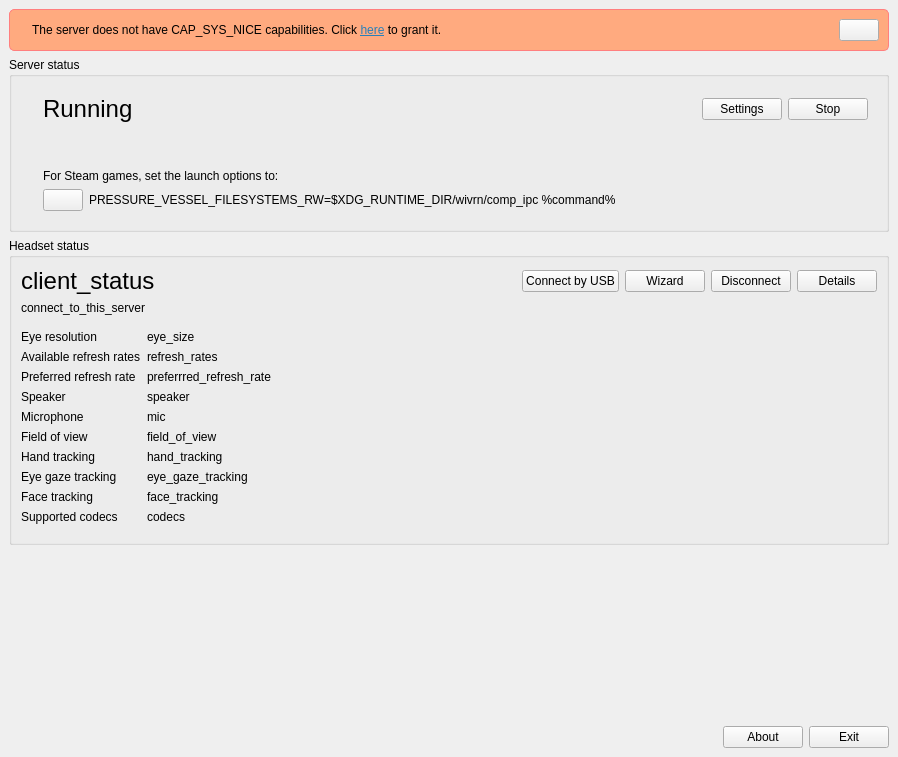
Old version of the form dashboard/main_window.ui in the repository WiVRn/WiVRn.
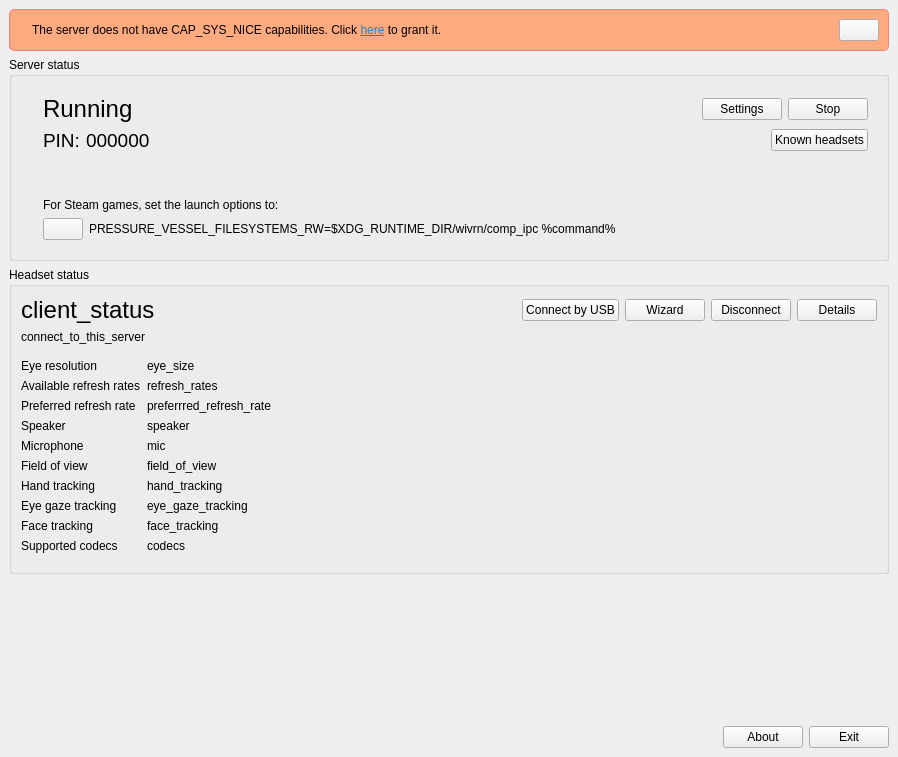
New version of the form. Icons and pictures are not drawn.

Commit message: Add support for authentication and encryption

Diff of the .ui file:
```diff
--- a/dashboard/main_window.ui
+++ b/dashboard/main_window.ui
@@ -178,6 +178,58 @@
                </item>
               </layout>
              </item>
+             <item>
+              <layout class="QHBoxLayout" name="layout_authentication" stretch=""/>
+             </item>
+             <item>
+              <widget class="QWidget" name="widget_authentication" native="true">
+               <layout class="QHBoxLayout" name="horizontalLayout_8" stretch="0,1,0">
+                <property name="leftMargin">
+                 <number>0</number>
+                </property>
+                <property name="topMargin">
+                 <number>0</number>
+                </property>
+                <property name="rightMargin">
+                 <number>0</number>
+                </property>
+                <property name="bottomMargin">
+                 <number>0</number>
+                </property>
+                <item>
+                 <widget class="QLabel" name="label_16">
+                  <property name="font">
+                   <font>
+                    <pointsize>14</pointsize>
+                   </font>
+                  </property>
+                  <property name="text">
+                   <string>PIN:</string>
+                  </property>
+                 </widget>
+                </item>
+                <item>
+                 <widget class="QLabel" name="label_pin">
+                  <property name="font">
+                   <font>
+                    <pointsize>14</pointsize>
+                   </font>
+                  </property>
+                  <property name="text">
+                   <string notr="true">000000</string>
+                  </property>
+                 </widget>
+                </item>
+                <item>
+                 <widget class="QPushButton" name="button_known_headsets">
+                  <property name="text">
+                   <string>Known headsets</string>
+                  </property>
+                 </widget>
+                </item>
+               </layout>
+              </widget>
+             </item>
              <item>
               <spacer name="verticalSpacer">
                <property name="orientation">
```
Left out of the diff: 6 changed lines with no effect on the pictures. The commit also changes 43 other files.
